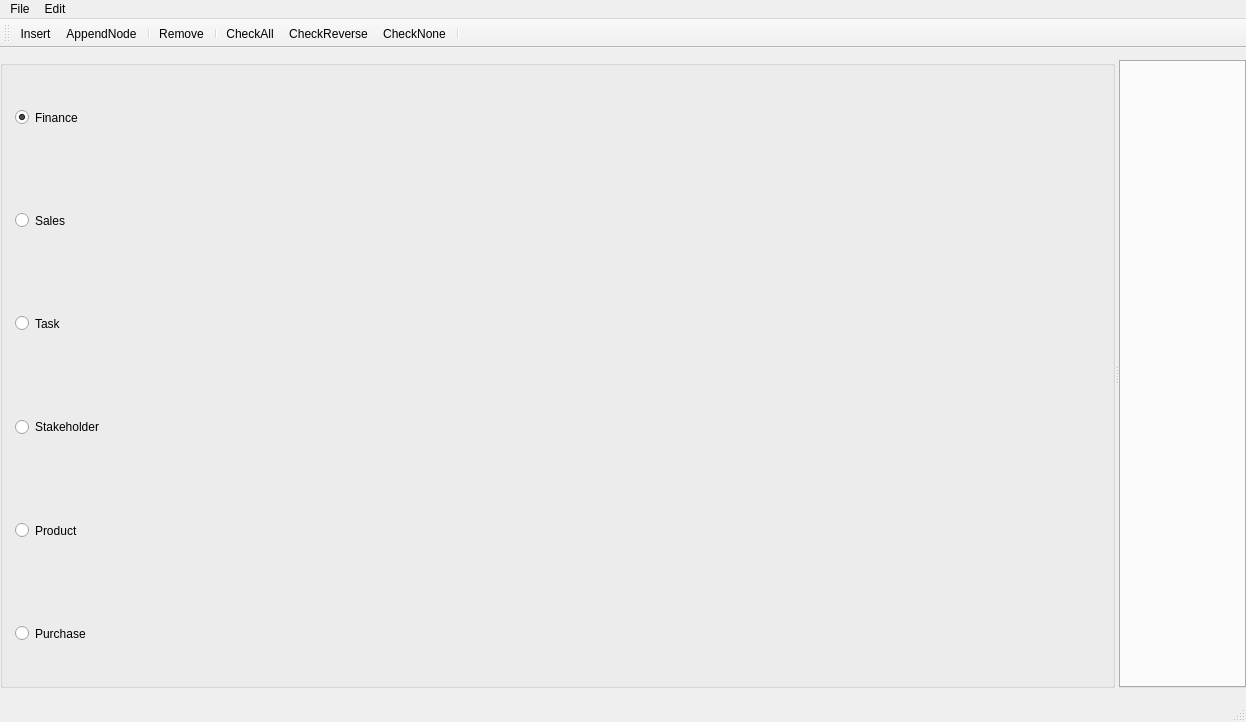
Old version of the form mainwindow.ui in the repository YtxCash/YTX.
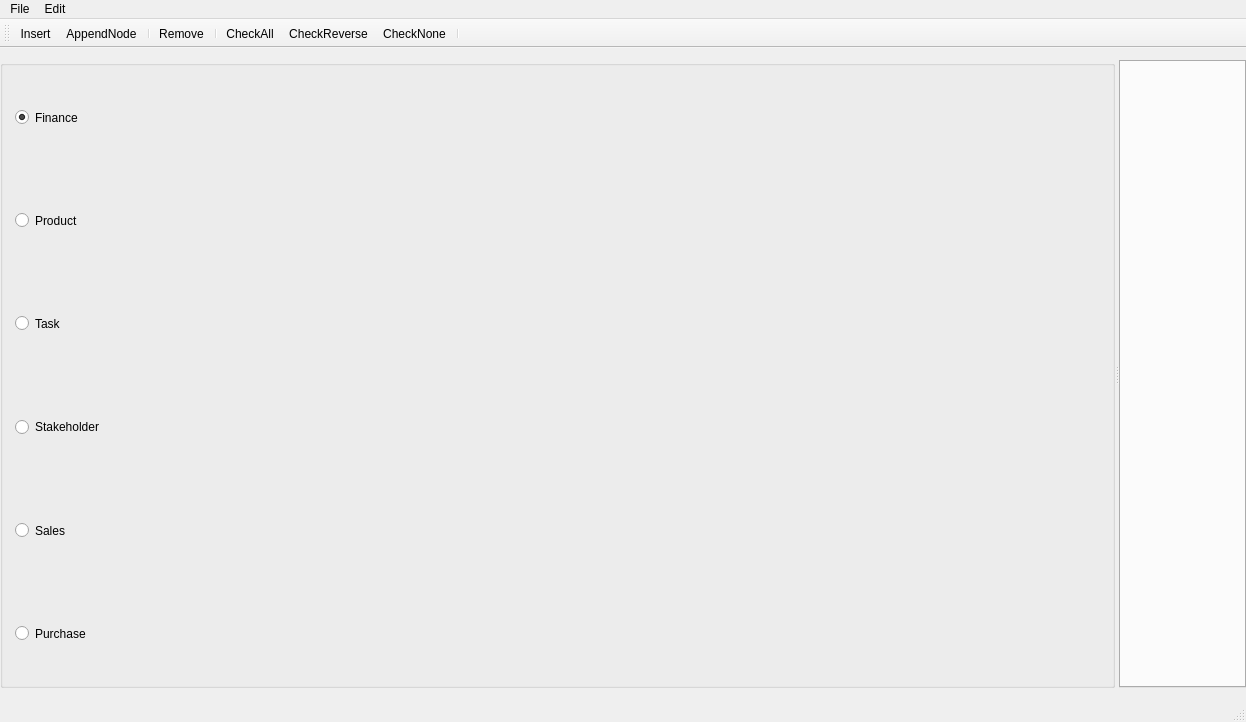
New version of the form.

```diff
--- a/mainwindow.ui
+++ b/mainwindow.ui
@@ -93,7 +93,7 @@
          </widget>
         </item>
         <item>
-         <widget class="QRadioButton" name="rBtnSales">
+         <widget class="QRadioButton" name="rBtnProduct">
           <property name="sizePolicy">
            <sizepolicy hsizetype="Minimum" vsizetype="Preferred">
             <horstretch>0</horstretch>
@@ -101,7 +101,7 @@
            </sizepolicy>
           </property>
           <property name="text">
-           <string>Sales</string>
+           <string>Product</string>
           </property>
          </widget>
         </item>
@@ -132,7 +132,7 @@
          </widget>
         </item>
         <item>
-         <widget class="QRadioButton" name="rBtnProduct">
+         <widget class="QRadioButton" name="rBtnSales">
           <property name="sizePolicy">
            <sizepolicy hsizetype="Minimum" vsizetype="Preferred">
             <horstretch>0</horstretch>
@@ -140,7 +140,7 @@
            </sizepolicy>
           </property>
           <property name="text">
-           <string>Product</string>
+           <string>Sales</string>
           </property>
          </widget>
         </item>
```
